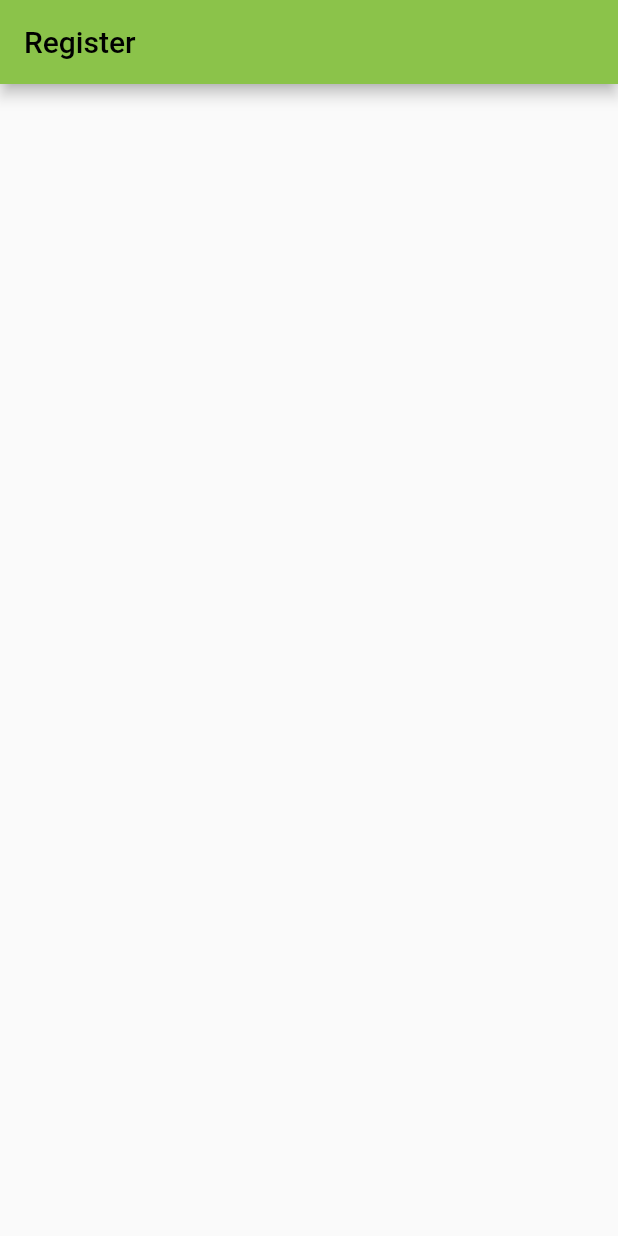
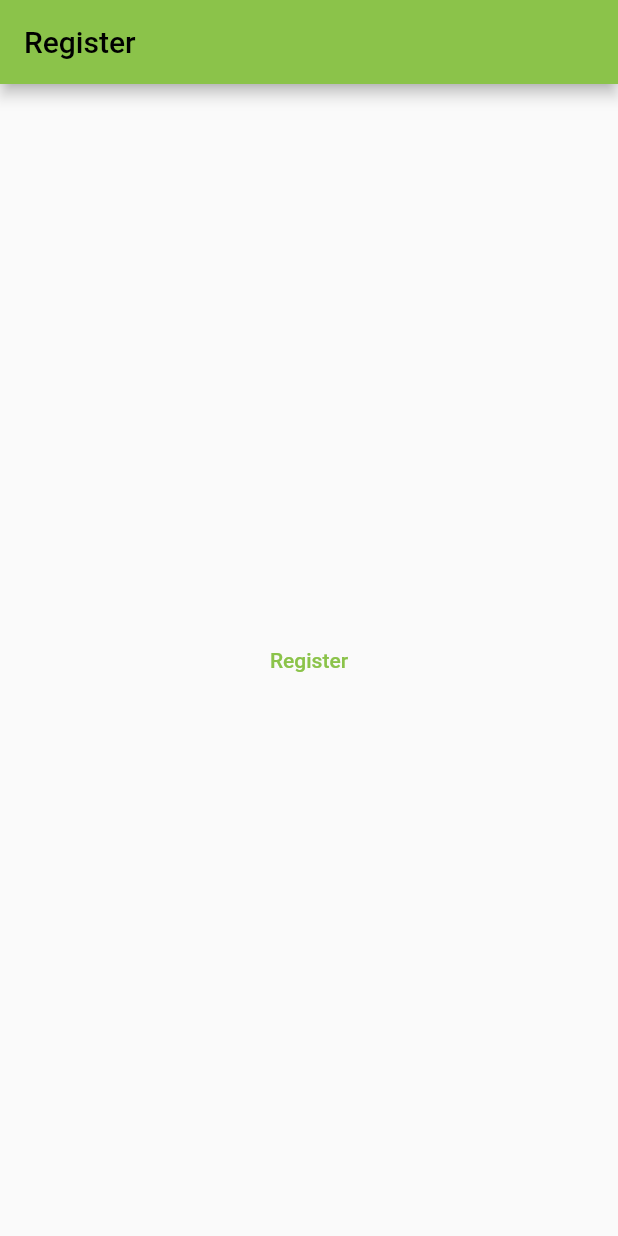
Before and after one commit to ShlokBharadwaj/no-notes, a Flutter app: the screen it shows after launch, on a phone screen of 412 x 824 dp. Run offline on Flutter 3.47's test engine with Material 2 defaults, Android fonts, the phone set to English and light mode, and no system bars.

Commit message:
Add: Register button

```diff
--- a/lib/main.dart
+++ b/lib/main.dart
@@ -17,6 +17,12 @@ class HomePage extends StatelessWidget {
   Widget build(BuildContext context) {
     return Scaffold(
       appBar: AppBar(title: const Text("Register")),
+      body: Center(
+        child: TextButton(
+          onPressed: () {},
+          child: const Text("Register"),
+        ),
+      ),
     );
   }
 }
```
